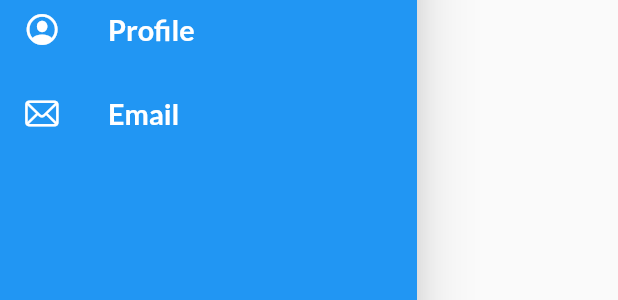
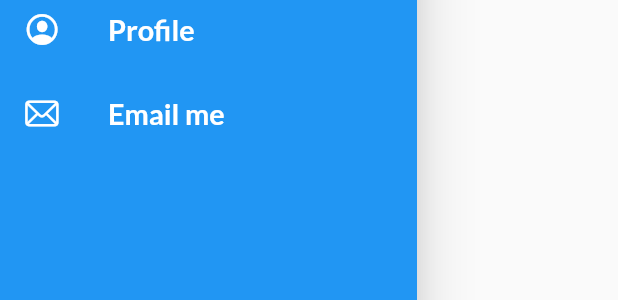
Before and after one commit to officialhemant511/flutter-app, a Flutter app: the MyDrawer widget shown alone on an empty page, opened directly, on a phone screen of 412 x 824 dp. Shown: the part 350-650 px from the top of the screen. Run offline on Flutter 3.47's test engine with Material 2 defaults, Android fonts, the phone set to English and light mode, and no system bars; our stand-ins replace google_fonts; network calls fail.

Commit message:
Day 8 completed

```diff
--- a/flutter_catalog/lib/main.dart
+++ b/flutter_catalog/lib/main.dart
@@ -24,8 +24,10 @@ class MyApp extends StatelessWidget {
       ),
       darkTheme:
           ThemeData(brightness: Brightness.dark, primarySwatch: Colors.yellow),
+
       initialRoute: MyRoutes.homeRoute,
-      debugShowCheckedModeBanner: false,
+      debugShowCheckedModeBanner: false,// it will remove the debug buttom from screen
+
       routes: {
         "/": (context) =>
             LoginPage(), // refer to home page but we already refer home page above itself
--- a/flutter_catalog/lib/pages/login_page.dart
+++ b/flutter_catalog/lib/pages/login_page.dart
@@ -37,7 +37,7 @@ class _LoginPageState extends State<LoginPage> {
         backgroundColor: Colors.white,
         body: SingleChildScrollView(
           // is size of device is small so it will be scroll
-          child: Form(
+          child: Form(// it will take a golobal key
             key: _formKey,
             child: Column(
               children: [
--- a/flutter_catalog/lib/widgets/drawer.dart
+++ b/flutter_catalog/lib/widgets/drawer.dart
@@ -20,9 +20,11 @@ class MyDrawer extends StatelessWidget {
                 // margin: EdgeInsets.zero,
                 padding: EdgeInsets.zero,
                 child: UserAccountsDrawerHeader(
+
                     // decoration: BoxDecoration(
-                    //     // color: Colors.white,
-                    //     ),
+                    //   color: Colors.white,
+                    // ),
+
                     margin: EdgeInsets.zero,
                     accountName: Text(
                       "Hemant Bhatt",
@@ -34,13 +36,14 @@ class MyDrawer extends StatelessWidget {
                       backgroundImage: NetworkImage(imageUrl),
                     ))),
             ListTile(
+              //leading is generally used to give a icon and color .
               leading: Icon(
                 CupertinoIcons.home,
                 color: Colors.white,
               ),
               title: Text(
                 "Home",
-                textScaleFactor: 1.2,
+                textScaleFactor: 1.2, // size to our text
                 style:
                     TextStyle(color: Colors.white, fontWeight: FontWeight.bold),
               ),
@@ -63,7 +66,7 @@ class MyDrawer extends StatelessWidget {
                 color: Colors.white,
               ),
               title: Text(
-                "Email",
+                "Email me",
                 textScaleFactor: 1.2,
                 style:
                     TextStyle(color: Colors.white, fontWeight: FontWeight.bold),
```
